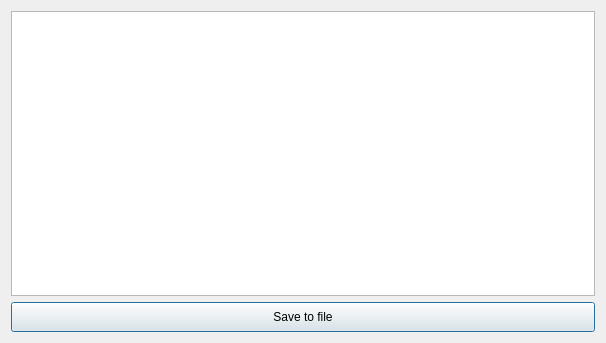
Old version of the form LDMP/gui/DlgCalculateLCSetAggregation.ui in the repository ConservationInternational/trends.earth.
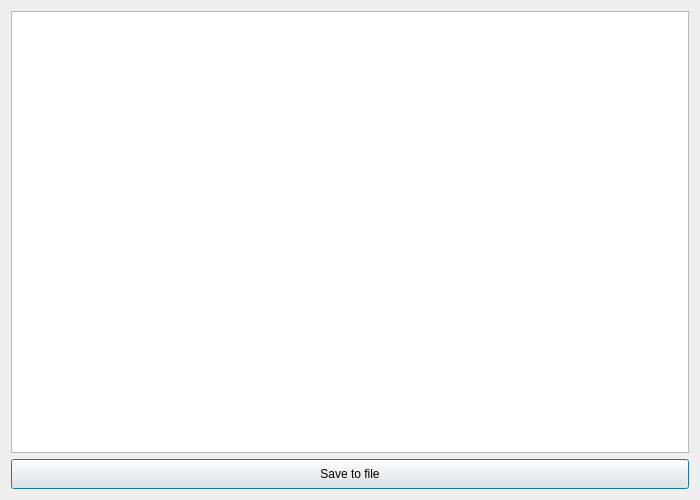
New version of the form.

Commit message: Finish LC aggregation gui setup.

The edit to the form file:
```diff
--- a/LDMP/gui/DlgCalculateLCSetAggregation.ui
+++ b/LDMP/gui/DlgCalculateLCSetAggregation.ui
@@ -9,8 +9,8 @@
    <rect>
     <x>0</x>
     <y>0</y>
-    <width>606</width>
-    <height>343</height>
+    <width>700</width>
+    <height>500</height>
    </rect>
   </property>
   <property name="sizePolicy">
```
The commit also changes 3 other files.
